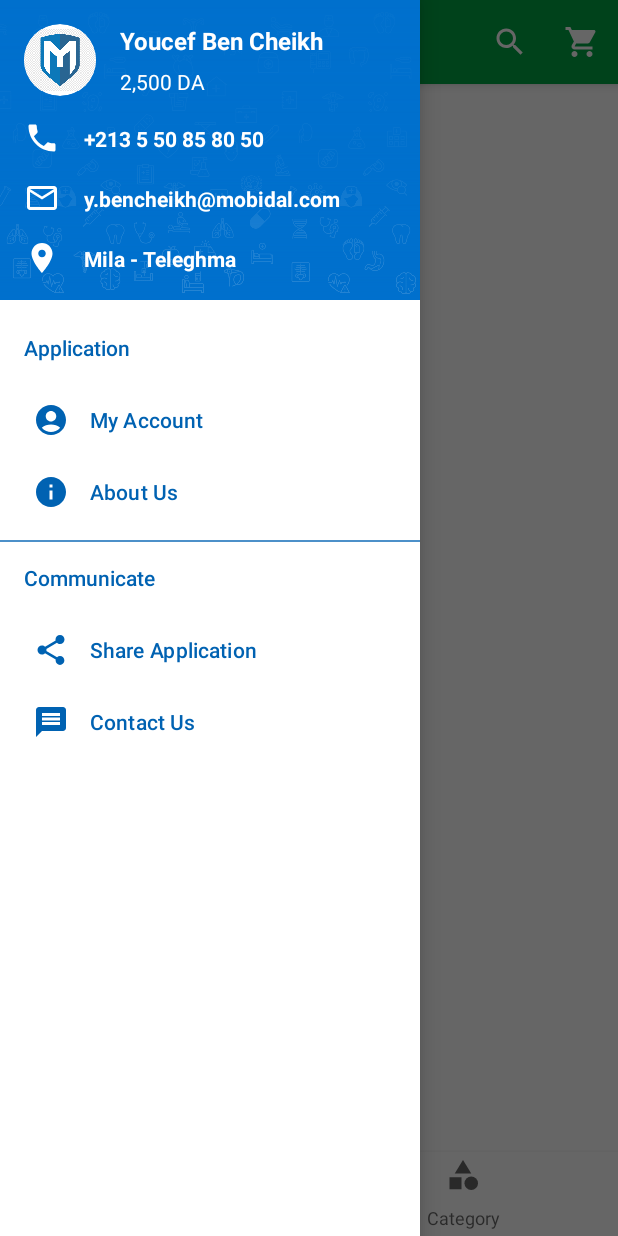
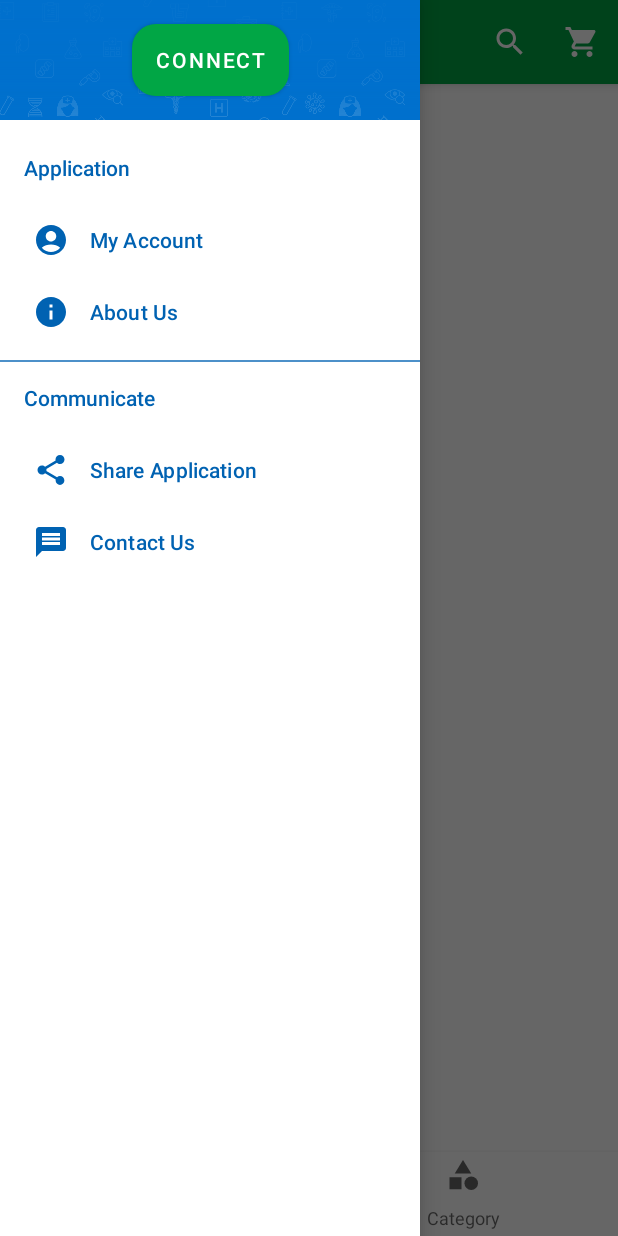
Before and after one commit to DonaldNyagwande/TechLabEcommerce, an Android app: the screen it shows after launch (MainActivity), with the side drawer open, on a phone screen of 412 x 824 dp. Run offline under Robolectric (Android 15) with nearby library versions, the phone set to English and light mode, and no system bars; our stand-ins replace ButterKnife.

Commit message:
change button shape

```diff
--- /dev/null
+++ b/app/src/main/res/drawable/bg_button.xml
@@ -0,0 +1,10 @@
+<?xml version="1.0" encoding="utf-8"?>
+<shape xmlns:android="http://schemas.android.com/apk/res/android">
+    <solid
+        android:color="@color/colorAccent"/>
+    <corners
+        android:topLeftRadius="16dp"
+        android:topRightRadius="16dp"
+        android:bottomRightRadius="16dp"
+        android:bottomLeftRadius="16dp"/>
+</shape>
--- a/app/src/main/res/layout/nav_header.xml
+++ b/app/src/main/res/layout/nav_header.xml
@@ -137,7 +137,8 @@
         android:id="@+id/b_connect"
         android:layout_width="wrap_content"
         android:layout_height="wrap_content"
-        android:visibility="gone"
+        android:background="@drawable/bg_button"
+        android:visibility="visible"
         android:text="Connect"
         app:layout_constraintTop_toBottomOf="@id/gl_h_start"
         app:layout_constraintBottom_toTopOf="@id/gl_h_end"
@@ -148,7 +149,7 @@
         android:id="@+id/g_profile"
         android:layout_width="wrap_content"
         android:layout_height="wrap_content"
-        android:visibility="visible"
+        android:visibility="gone"
         app:constraint_referenced_ids="cv_picture, tv_name, tv_score, iv_phone, tv_phone, iv_email, tv_email, iv_location, tv_location"/>
 
     <androidx.constraintlayout.widget.Barrier
```
